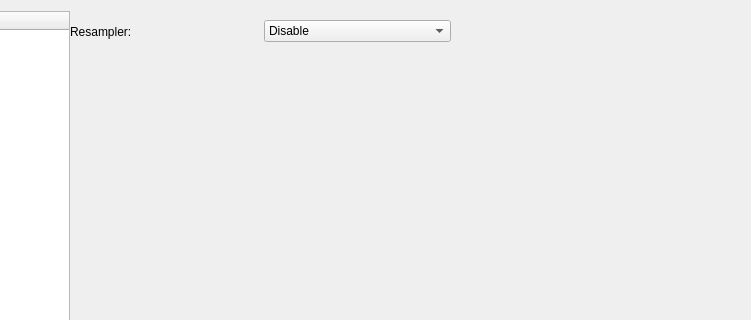
First picture: the form in src/widget_shared/preferencedialog.ui, repository billlin0904/xamp2, before the edit; both pictures show x 161 to 912 and y 0 to 320 of the 1024 by 822 pixel window.
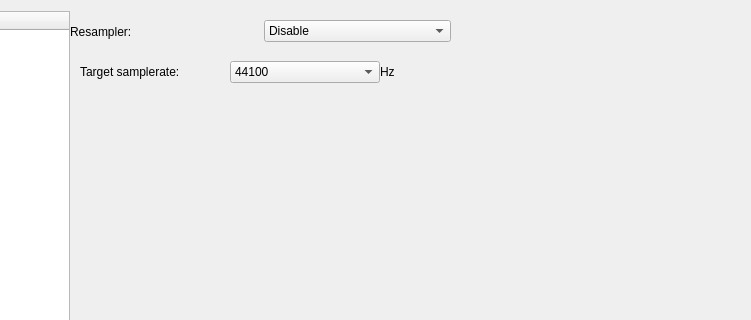
Second picture: the form after the edit. The open tabs and pages were chosen to show the change. Custom widgets are drawn as their Qt base class.

Patch:
```diff
--- a/src/widget_shared/preferencedialog.ui
+++ b/src/widget_shared/preferencedialog.ui
@@ -250,10 +250,10 @@
         <widget class="QStackedWidget" name="resamplerStackedWidget">
          <property name="geometry">
           <rect>
-           <x>12</x>
-           <y>54</y>
-           <width>651</width>
-           <height>551</height>
+           <x>10</x>
+           <y>50</y>
+           <width>591</width>
+           <height>701</height>
           </rect>
          </property>
          <widget class="QWidget" name="noneResamplerPage"/>
@@ -739,6 +739,120 @@
            </item>
           </layout>
          </widget>
+         <widget class="QWidget" name="srcResamplerPage">
+          <layout class="QVBoxLayout" name="verticalLayout_6">
+           <property name="spacing">
+            <number>0</number>
+           </property>
+           <property name="leftMargin">
+            <number>0</number>
+           </property>
+           <property name="topMargin">
+            <number>0</number>
+           </property>
+           <property name="rightMargin">
+            <number>0</number>
+           </property>
+           <property name="bottomMargin">
+            <number>0</number>
+           </property>
+           <item>
+            <layout class="QHBoxLayout" name="horizontalLayout_2" stretch="0,1,0">
+             <property name="spacing">
+              <number>0</number>
+             </property>
+             <item>
+              <widget class="QLabel" name="lbSrcTargetSampleRate">
+               <property name="maximumSize">
+                <size>
+                 <width>150</width>
+                 <height>16777215</height>
+                </size>
+               </property>
+               <property name="text">
+                <string>Target samplerate:</string>
+               </property>
+              </widget>
+             </item>
+             <item>
+              <widget class="QComboBox" name="srcTargetSampleRateComboBox">
+               <property name="maximumSize">
+                <size>
+                 <width>150</width>
+                 <height>16777215</height>
+                </size>
+               </property>
+               <item>
+                <property name="text">
+                 <string>44100</string>
+                </property>
+               </item>
+               <item>
+                <property name="text">
+                 <string>48000</string>
+                </property>
+               </item>
+               <item>
+                <property name="text">
+                 <string>88200</string>
+                </property>
+               </item>
+               <item>
+                <property name="text">
+                 <string>96000</string>
+                </property>
+               </item>
+               <item>
+                <property name="text">
+                 <string>176400</string>
+                </property>
+               </item>
+               <item>
+                <property name="text">
+                 <string>192000</string>
+                </property>
+               </item>
+               <item>
+                <property name="text">
+                 <string>352800</string>
+                </property>
+               </item>
+               <item>
+                <property name="text">
+                 <string>384000</string>
+                </property>
+               </item>
+               <item>
+                <property name="text">
+                 <string>768000</string>
+                </property>
+               </item>
+              </widget>
+             </item>
+             <item>
+              <widget class="QLabel" name="lbSrcHz">
+               <property name="text">
+                <string>Hz</string>
+               </property>
+              </widget>
+             </item>
+            </layout>
+           </item>
+           <item>
+            <spacer name="verticalSpacer_2">
+             <property name="orientation">
+              <enum>Qt::Vertical</enum>
+             </property>
+             <property name="sizeHint" stdset="0">
+              <size>
+               <width>20</width>
+               <height>675</height>
+              </size>
+             </property>
+            </spacer>
+           </item>
+          </layout>
+         </widget>
          <widget class="QWidget" name="r8brainResamplerPage">
           <layout class="QVBoxLayout" name="verticalLayout_2">
            <property name="spacing">
```
Left out of the diff: 5 changed lines with no effect on the pictures.
